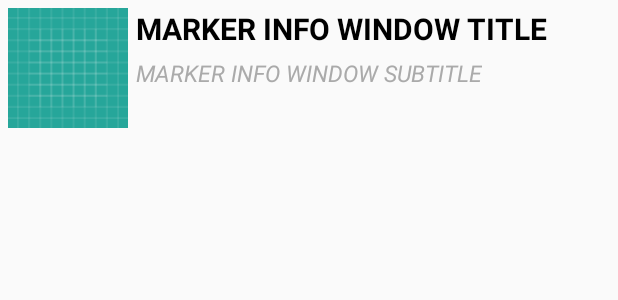
After one commit to rodrigolc5388/androidAvanzado, an Android app: the layout marker_info_window.xml on its own in the app's theme, with its tools: preview values and no code run, on a phone screen of 412 x 824 dp. The commit adds this screen. Shown: the top 300 px of the screen. Run offline under Robolectric (Android 15) with nearby library versions, the phone set to English and light mode, and no system bars; network calls fail.

Commit message:
InfoWindow XML created

```diff
--- /dev/null
+++ b/app/src/main/res/layout/marker_info_window.xml
@@ -0,0 +1,45 @@
+<?xml version="1.0" encoding="utf-8"?>
+<RelativeLayout
+    xmlns:android="http://schemas.android.com/apk/res/android"
+    xmlns:app="http://schemas.android.com/apk/res-auto"
+    xmlns:tools="http://schemas.android.com/tools"
+    android:layout_width="wrap_content"
+    android:layout_height="wrap_content"
+    android:padding="5dp">
+
+    <ImageView
+        android:id="@+id/info_window_image"
+        android:layout_width="80dp"
+        android:layout_height="80dp"
+        android:scaleType="centerCrop"
+        tools:src="@drawable/ic_launcher_background"/>
+
+    <TextView
+        android:id="@+id/info_window_title"
+        android:layout_width="wrap_content"
+        android:layout_height="wrap_content"
+        android:layout_toEndOf="@id/info_window_image"
+        android:layout_alignParentTop="true"
+        android:paddingStart="5dp"
+        android:paddingEnd="5dp"
+        android:textSize="20sp"
+        android:textStyle="bold"
+        android:textColor="@android:color/black"
+        tools:text="MARKER INFO WINDOW TITLE"/>
+
+    <TextView
+        android:id="@+id/info_window_subtitle"
+        android:layout_width="wrap_content"
+        android:layout_height="wrap_content"
+        android:layout_toEndOf="@id/info_window_image"
+        android:layout_below="@id/info_window_title"
+        android:maxLines="2"
+        android:paddingStart="5dp"
+        android:paddingEnd="5dp"
+        android:paddingTop="5dp"
+        android:textSize="15sp"
+        android:textStyle="italic"
+        android:textColor="@android:color/darker_gray"
+        tools:text="MARKER INFO WINDOW SUBTITLE"/>
+
+</RelativeLayout>
--- a/app/src/main/res/values/colors.xml
+++ b/app/src/main/res/values/colors.xml
@@ -3,4 +3,5 @@
     <color name="colorPrimary">#3F51B5</color>
     <color name="colorPrimaryDark">#303F9F</color>
     <color name="colorAccent">#FF4081</color>
+    <color name="info_window_image">#ff4081</color>
 </resources>
```
Also changed, not shown: app/src/main/java/com/rodrigolc/madridshops/activity/MainActivity.kt (line endings or trailing spaces).
